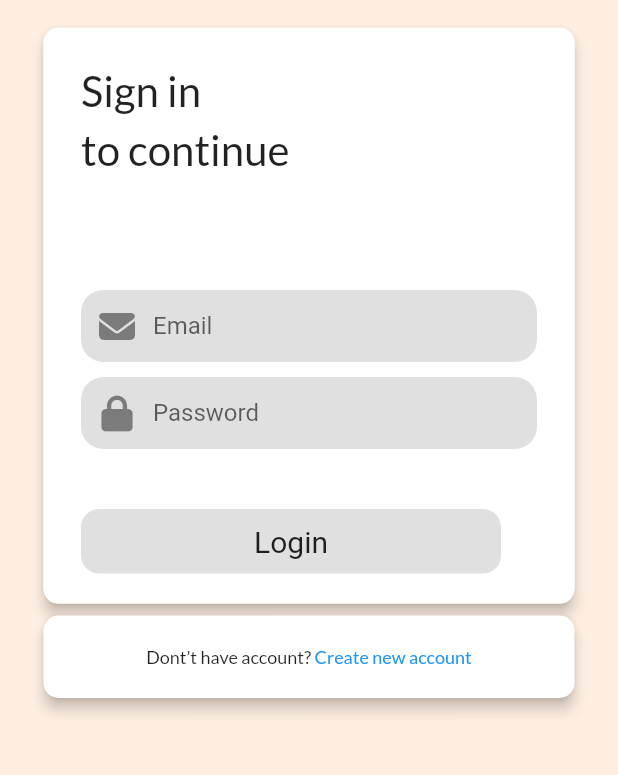
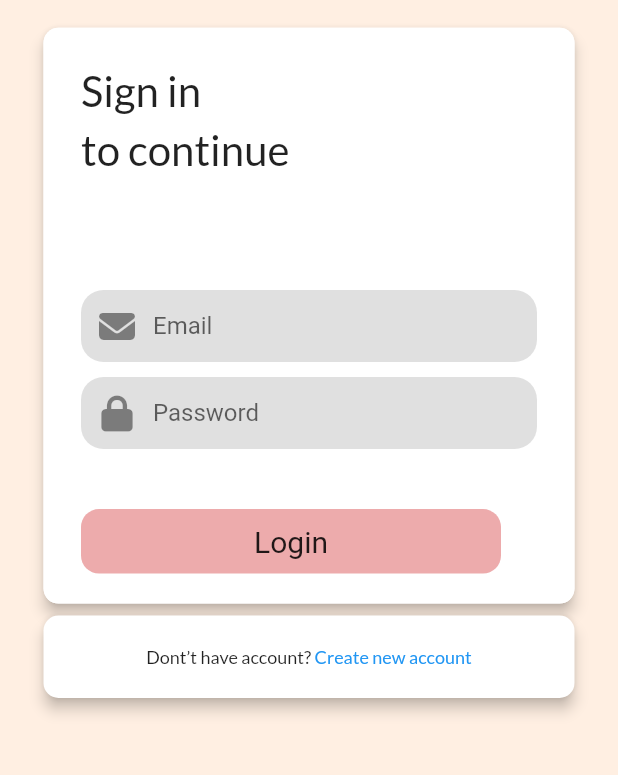
Before and after one commit to asei99/pet_bound, a Flutter app: the screen it shows after launch, on a phone screen of 412 x 824 dp, the part 153-928 px from its top. Run offline on Flutter 3.47's test engine with Material 2 defaults, Android fonts, the phone set to English and light mode, and no system bars; our stand-ins replace cached_network_image, carousel_slider, cloud_firestore, firebase_auth, firebase_core, firebase_storage and 4 more; accounts and stored records are empty.

Commit message:
perubahan warna grey ke pink

```diff
--- a/lib/auth_form.dart
+++ b/lib/auth_form.dart
@@ -147,6 +147,7 @@ class _AuthFormState extends State<AuthForm> {
                                     // style: TextStyle(color: Colors.pink),
                                     decoration: InputDecoration(
                                       fillColor: Colors.grey[300],
+
                                       filled: true,
                                       contentPadding:
                                           const EdgeInsets.symmetric(
@@ -318,7 +319,8 @@ class _AuthFormState extends State<AuthForm> {
                               child: Container(
                                 width: 280,
                                 decoration: BoxDecoration(
-                                    color: Colors.grey[300],
+                                    color: Color.fromRGBO(237, 171, 172, 80),
+
                                     borderRadius:
                                         BorderRadius.all(Radius.circular(12))),
                                 padding:
--- a/lib/socialmedia/search_screen.dart
+++ b/lib/socialmedia/search_screen.dart
@@ -37,6 +37,7 @@ class _SearchscreenState extends State<Searchscreen>
           .where(
             'queryusername',
             isGreaterThanOrEqualTo: str.toLowerCase(),
+            // isEqualTo: str.toLowerCase()
           )
           .get();
       setState(() {
```
Also changed, not shown: lib/socialmedia/edit_profile.dart (+6 -3 lines), lib/socialmedia/upload_page.dart (+8 -0 lines).
